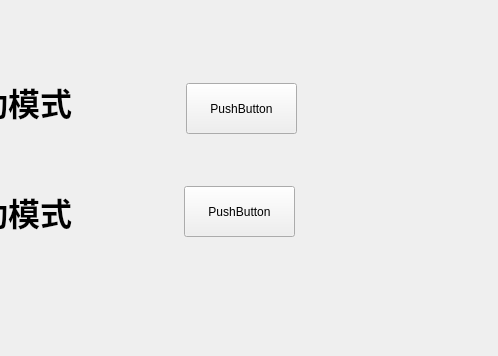
This is model.ui in WANG-zibi/IoT_CourseDesign as Qt 5 draws it before an edit; both pictures show x 116 to 614 and y 84 to 440 of the 614 by 440 pixel window. The edited form follows.
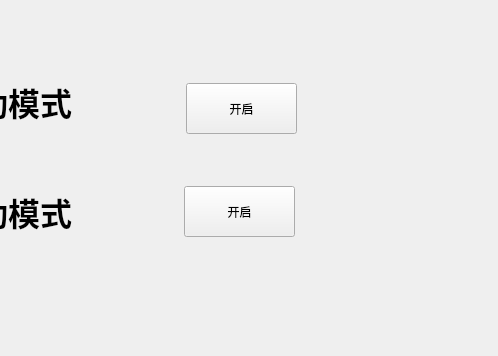
This is the edited form. Custom widgets are drawn as their Qt base class.

```diff
--- a/model.ui
+++ b/model.ui
@@ -65,7 +65,7 @@
     </rect>
    </property>
    <property name="text">
-    <string>PushButton</string>
+    <string>开启</string>
    </property>
   </widget>
   <widget class="SwitchButton" name="pushButton_2">
@@ -78,7 +78,7 @@
     </rect>
    </property>
    <property name="text">
-    <string>PushButton</string>
+    <string>开启</string>
    </property>
   </widget>
   <widget class="QLabel" name="label_3">
```
